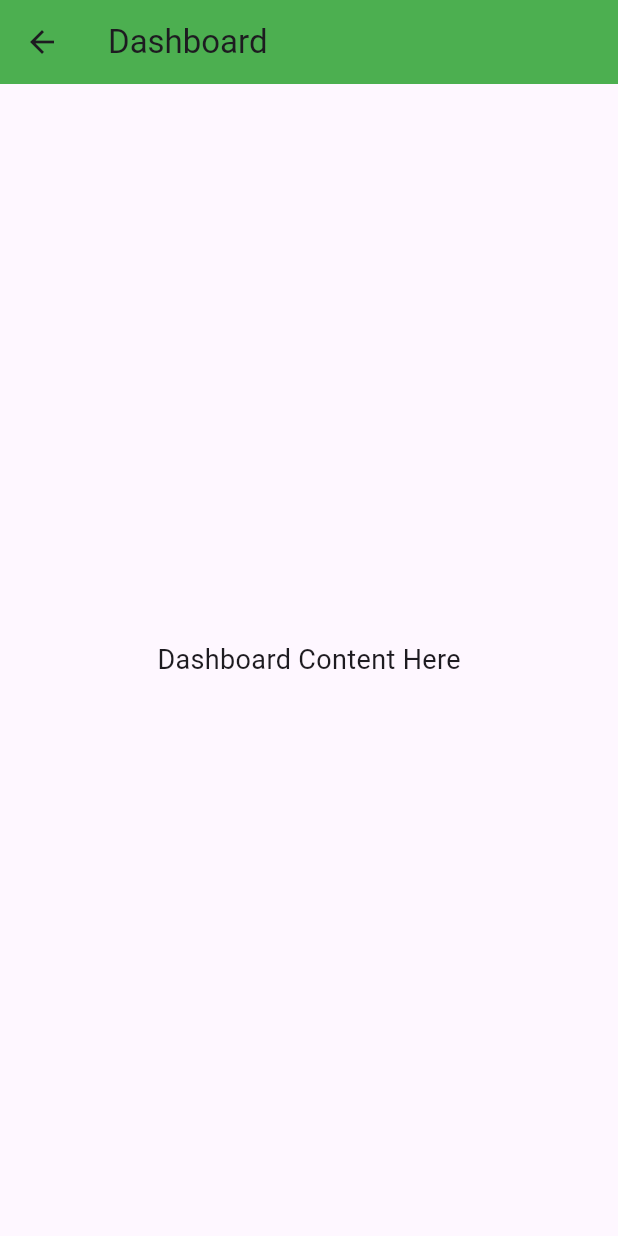
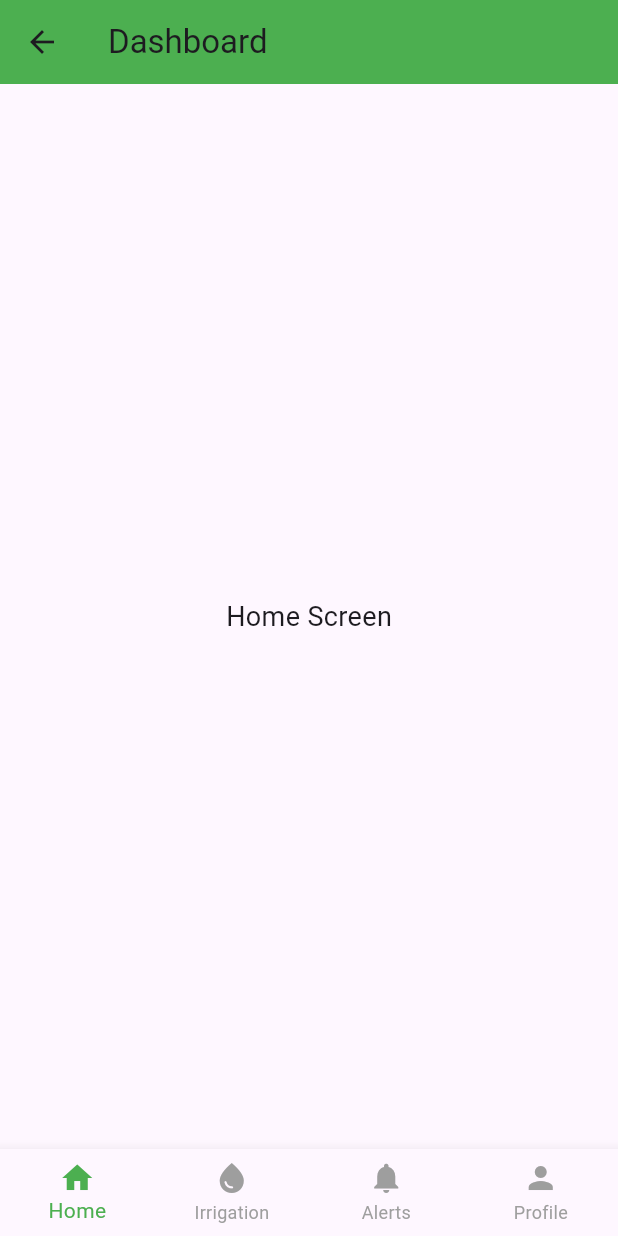
Before and after one commit to abypious/Seed, a Flutter app: the screen it shows after launch, after a tap on "Go to Dashboard", on a phone screen of 412 x 824 dp. Run offline on Flutter 3.47's test engine with Material 3 defaults, Android fonts, the phone set to English and light mode, and no system bars.

Commit message:
Saving local changes before pulling

```diff
--- a/lib/screens/dashboard.dart
+++ b/lib/screens/dashboard.dart
@@ -1,18 +1,50 @@
 import 'package:flutter/material.dart';
 
-class DashboardScreen extends StatelessWidget {
+class DashboardScreen extends StatefulWidget {
+  const DashboardScreen({Key? key}) : super(key: key);
+
+  @override
+  _DashboardScreenState createState() => _DashboardScreenState();
+}
+
+class _DashboardScreenState extends State<DashboardScreen> {
+  int _selectedIndex = 0;
+
+  // Screens for each tab
+  static const List<Widget> _screens = <Widget>[
+    Center(child: Text('Home Screen', style: TextStyle(fontSize: 18))),
+    Center(child: Text('Search Screen', style: TextStyle(fontSize: 18))),
+    Center(child: Text('Notifications', style: TextStyle(fontSize: 18))),
+    Center(child: Text('Profile Screen', style: TextStyle(fontSize: 18))),
+  ];
+
+  void _onItemTapped(int index) {
+    setState(() {
+      _selectedIndex = index;
+    });
+  }
+
   @override
   Widget build(BuildContext context) {
     return Scaffold(
       appBar: AppBar(
-        title: Text('Dashboard'),
+        title: const Text('Dashboard'),
         backgroundColor: Colors.green,
       ),
-      body: Center(
-        child: Text(
-          'Dashboard Content Here',
-          style: TextStyle(fontSize: 18),
-        ),
+      body: _screens[_selectedIndex], // Display selected screen
+
+      bottomNavigationBar: BottomNavigationBar(
+        type: BottomNavigationBarType.fixed, // Ensures all icons are visible
+        items: const [
+          BottomNavigationBarItem(icon: Icon(Icons.home), label: 'Home'),
+          BottomNavigationBarItem(icon: Icon(Icons.water_drop), label: 'Irrigation'),
+          BottomNavigationBarItem(icon: Icon(Icons.notifications), label: 'Alerts'),
+          BottomNavigationBarItem(icon: Icon(Icons.person), label: 'Profile'),
+        ],
+        currentIndex: _selectedIndex,
+        selectedItemColor: Colors.green,
+        unselectedItemColor: Colors.grey,
+        onTap: _onItemTapped,
       ),
     );
   }
--- a/lib/screens/home.dart
+++ b/lib/screens/home.dart
@@ -7,14 +7,14 @@
   Widget build(BuildContext context) {
     return Scaffold(
       appBar: AppBar(
-        title: Text('Home'),
+        title: const Text('Home'),
         backgroundColor: Colors.green, // Change color as needed
       ),
       drawer: Drawer( // Sidebar menu
         child: ListView(
           padding: EdgeInsets.zero,
           children: [
-            DrawerHeader(
+            const DrawerHeader(
               decoration: BoxDecoration(color: Colors.green),
               child: Text(
                 'Menu',
```
Also changed, not shown: pubspec.lock.
